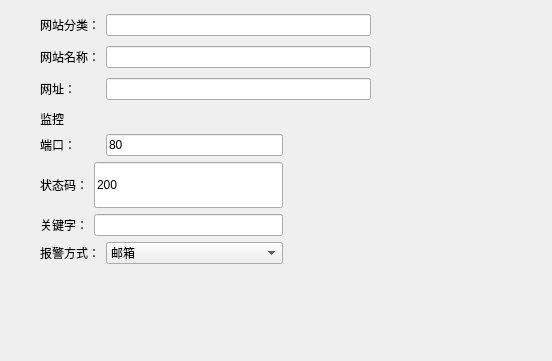
Qt form netmanager/netadd.ui (zhangjiacheng1991/netmanager) before a commit.
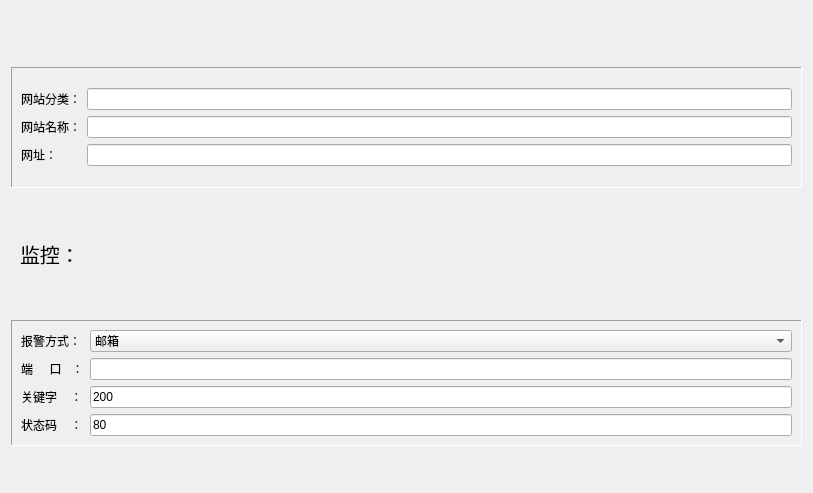
The same form after that commit.

What changed in the file:
```diff
--- a/netmanager/netadd.ui
+++ b/netmanager/netadd.ui
@@ -6,22 +6,64 @@
    <rect>
     <x>0</x>
     <y>0</y>
-    <width>552</width>
-    <height>361</height>
+    <width>813</width>
+    <height>493</height>
    </rect>
   </property>
+  <property name="sizePolicy">
+   <sizepolicy hsizetype="Expanding" vsizetype="Expanding">
+    <horstretch>0</horstretch>
+    <verstretch>0</verstretch>
+   </sizepolicy>
+  </property>
   <property name="windowTitle">
    <string>Form</string>
   </property>
-  <widget class="QWidget" name="layoutWidget">
-   <property name="geometry">
-    <rect>
-     <x>40</x>
-     <y>10</y>
-     <width>331</width>
-     <height>95</height>
-    </rect>
-   </property>
+  <layout class="QGridLayout" name="gridLayout_5">
+   <item row="0" column="0">
+    <widget class="QFrame" name="frame_3">
+     <property name="sizePolicy">
+      <sizepolicy hsizetype="Expanding" vsizetype="Preferred">
+       <horstretch>0</horstretch>
+       <verstretch>0</verstretch>
+      </sizepolicy>
+     </property>
+     <property name="minimumSize">
+      <size>
+       <width>0</width>
+       <height>50</height>
+      </size>
+     </property>
+     <property name="frameShape">
+      <enum>QFrame::NoFrame</enum>
+     </property>
+     <property name="frameShadow">
+      <enum>QFrame::Raised</enum>
+     </property>
+    </widget>
+   </item>
+   <item row="1" column="0">
+    <widget class="QFrame" name="frame_4">
+     <property name="sizePolicy">
+      <sizepolicy hsizetype="Expanding" vsizetype="Expanding">
+       <horstretch>0</horstretch>
+       <verstretch>0</verstretch>
+      </sizepolicy>
+     </property>
+     <property name="minimumSize">
+      <size>
+       <width>0</width>
+       <height>30</height>
+      </size>
+     </property>
+     <property name="frameShape">
+      <enum>QFrame::Panel</enum>
+     </property>
+     <property name="frameShadow">
+      <enum>QFrame::Sunken</enum>
+     </property>
+     <layout class="QGridLayout" name="gridLayout_3">
+      <item row="0" column="0">
    <layout class="QGridLayout" name="gridLayout">
     <item row="1" column="1">
      <widget class="QLineEdit" name="lineEdit_2"/>
@@ -54,73 +96,113 @@
      </widget>
     </item>
    </layout>
-  </widget>
-  <widget class="QWidget" name="layoutWidget">
-   <property name="geometry">
-    <rect>
-     <x>40</x>
-     <y>110</y>
-     <width>243</width>
-     <height>154</height>
-    </rect>
-   </property>
-   <layout class="QGridLayout" name="gridLayout_2">
-    <item row="0" column="0" colspan="2">
+      </item>
+     </layout>
+    </widget>
+   </item>
+   <item row="2" column="0">
+    <widget class="QFrame" name="frame_2">
+     <property name="sizePolicy">
+      <sizepolicy hsizetype="Expanding" vsizetype="Expanding">
+       <horstretch>0</horstretch>
+       <verstretch>0</verstretch>
+      </sizepolicy>
+     </property>
+     <property name="minimumSize">
+      <size>
+       <width>0</width>
+       <height>50</height>
+      </size>
+     </property>
+     <property name="frameShape">
+      <enum>QFrame::NoFrame</enum>
+     </property>
+     <property name="frameShadow">
+      <enum>QFrame::Raised</enum>
+     </property>
+     <layout class="QGridLayout" name="gridLayout_4">
+      <item row="0" column="0">
+       <layout class="QHBoxLayout" name="horizontalLayout">
+        <item>
      <widget class="QLabel" name="label_4">
-      <property name="text">
-       <string>监控</string>
-      </property>
-     </widget>
-    </item>
-    <item row="1" column="0">
-     <widget class="QLabel" name="label_5">
+          <property name="font">
+           <font>
+            <pointsize>15</pointsize>
+           </font>
+          </property>
       <property name="text">
-       <string>端口：</string>
+           <string>监控：</string>
       </property>
      </widget>
     </item>
-    <item row="2" column="0" colspan="2">
-     <widget class="QLabel" name="label_6">
-      <property name="text">
-       <string>状态码：</string>
-      </property>
-     </widget>
-    </item>
-    <item row="2" column="2" colspan="2">
-     <widget class="QLineEdit" name="lineEdit_Statud">
+        <item>
+         <spacer name="horizontalSpacer">
+          <property name="orientation">
+           <enum>Qt::Horizontal</enum>
+          </property>
+          <property name="sizeHint" stdset="0">
+           <size>
+            <width>40</width>
+            <height>20</height>
+           </size>
+          </property>
+         </spacer>
+        </item>
+       </layout>
+      </item>
+     </layout>
+    </widget>
+   </item>
+   <item row="3" column="0">
+    <widget class="QFrame" name="frame">
       <property name="sizePolicy">
        <sizepolicy hsizetype="Expanding" vsizetype="Expanding">
         <horstretch>0</horstretch>
         <verstretch>0</verstretch>
        </sizepolicy>
       </property>
-      <property name="text">
-       <string>200</string>
-      </property>
-     </widget>
-    </item>
-    <item row="3" column="0" colspan="2">
-     <widget class="QLabel" name="label_7">
-      <property name="text">
-       <string>关键字：</string>
-      </property>
-     </widget>
-    </item>
-    <item row="3" column="2" colspan="2">
-     <widget class="QLineEdit" name="lineEdit_Care">
-      <property name="text">
-       <string/>
-      </property>
-     </widget>
-    </item>
-    <item row="4" column="0" colspan="3">
+     <property name="frameShape">
+      <enum>QFrame::Panel</enum>
+     </property>
+     <property name="frameShadow">
+      <enum>QFrame::Sunken</enum>
+     </property>
+     <layout class="QGridLayout" name="gridLayout_2">
+      <item row="0" column="0">
+       <layout class="QVBoxLayout" name="verticalLayout">
+        <item>
      <widget class="QLabel" name="label_8">
       <property name="text">
        <string>报警方式：</string>
       </property>
      </widget>
     </item>
-    <item row="4" column="3">
+        <item>
+         <widget class="QLabel" name="label_5">
+          <property name="text">
+           <string>端     口   ：</string>
+          </property>
+         </widget>
+        </item>
+        <item>
+         <widget class="QLabel" name="label_7">
+          <property name="text">
+           <string>关键字    ：</string>
+          </property>
+         </widget>
+        </item>
+        <item>
+         <widget class="QLabel" name="label_6">
+          <property name="text">
+           <string>状态码    ：</string>
+          </property>
+         </widget>
+        </item>
+       </layout>
+      </item>
+      <item row="0" column="1">
+       <layout class="QVBoxLayout" name="verticalLayout_2">
+        <item>
      <widget class="QComboBox" name="comboBox">
       <item>
        <property name="text">
@@ -134,7 +216,27 @@
       </item>
      </widget>
     </item>
-    <item row="1" column="3">
+        <item>
+         <widget class="QLineEdit" name="lineEdit_Care">
+          <property name="text">
+           <string/>
+          </property>
+         </widget>
+        </item>
+        <item>
+         <widget class="QLineEdit" name="lineEdit_Statud">
+          <property name="sizePolicy">
+           <sizepolicy hsizetype="Expanding" vsizetype="Expanding">
+            <horstretch>0</horstretch>
+            <verstretch>0</verstretch>
+           </sizepolicy>
+          </property>
+          <property name="text">
+           <string>200</string>
+          </property>
+         </widget>
+        </item>
+        <item>
      <widget class="QLineEdit" name="lineEdit_Port">
       <property name="text">
        <string>80</string>
@@ -142,7 +244,33 @@
      </widget>
     </item>
    </layout>
-  </widget>
+      </item>
+     </layout>
+    </widget>
+   </item>
+   <item row="4" column="0">
+    <widget class="QFrame" name="frame_5">
+     <property name="sizePolicy">
+      <sizepolicy hsizetype="Expanding" vsizetype="Preferred">
+       <horstretch>0</horstretch>
+       <verstretch>0</verstretch>
+      </sizepolicy>
+     </property>
+     <property name="minimumSize">
+      <size>
+       <width>0</width>
+       <height>30</height>
+      </size>
+     </property>
+     <property name="frameShape">
+      <enum>QFrame::NoFrame</enum>
+     </property>
+     <property name="frameShadow">
+      <enum>QFrame::Raised</enum>
+     </property>
+    </widget>
+   </item>
+  </layout>
  </widget>
  <resources/>
  <connections/>
```
Lines whose indentation alone changed are shown as unchanged.
